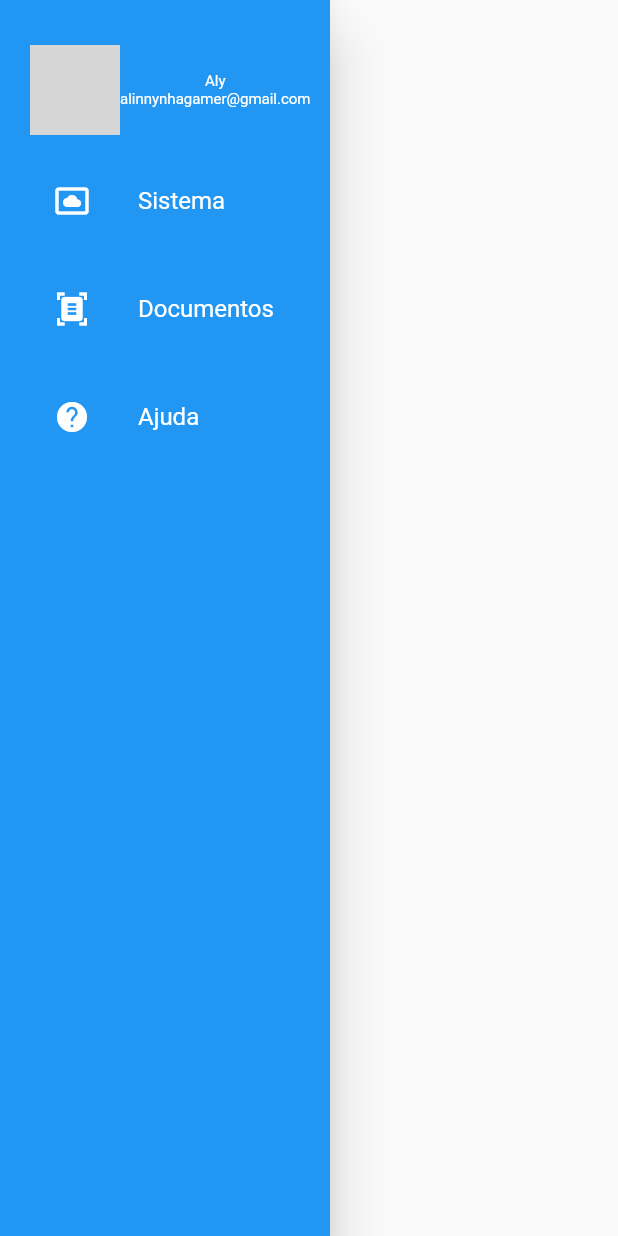
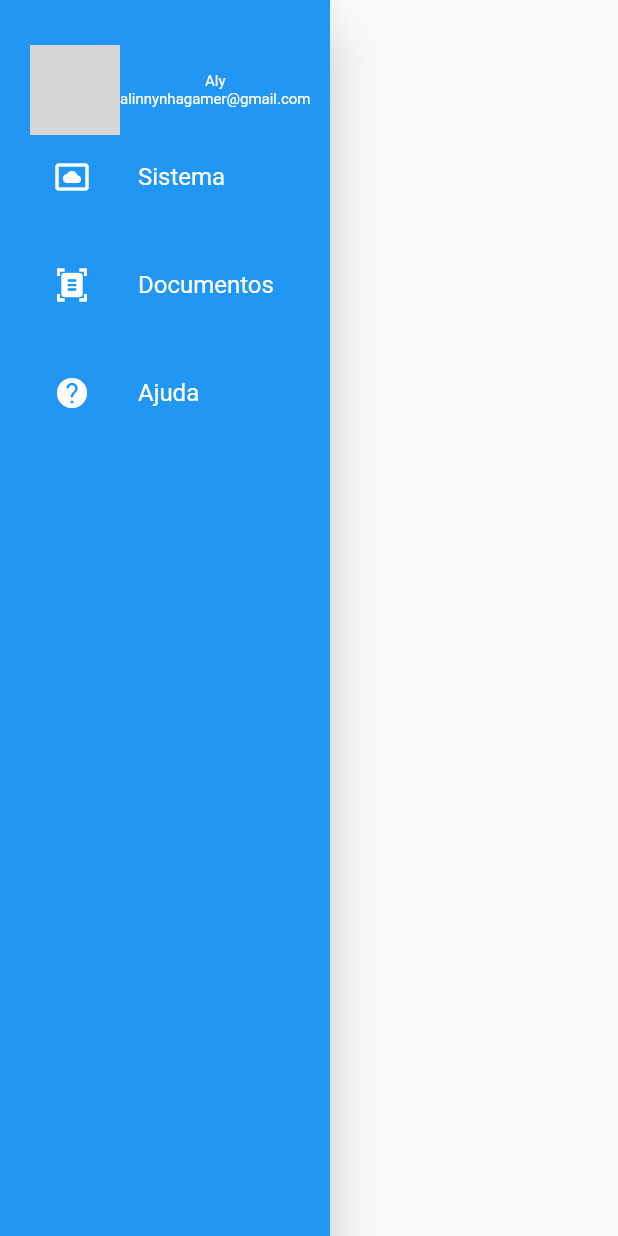
Before and after one commit to Rynnila/AulaFlutter, a Flutter app: the NewMenu widget shown alone on an empty page, opened directly, on a phone screen of 412 x 824 dp. Run offline on Flutter 3.47's test engine with Material 2 defaults, Android fonts, the phone set to English and light mode, and no system bars; missing offline and left inert: dart:html; network calls fail; grey boxes are pictures that could not be loaded.

Commit message:
algumas mudanças no menu e na abinha de Sistema

```diff
--- a/lib/menu.dart
+++ b/lib/menu.dart
@@ -24,7 +24,7 @@ class NewMenu extends StatelessWidget {
                link: 'https://imagens.ne10.uol.com.br/veiculos/_midias/jpg/2022/01/03/597x330/1_cachorro-20389356.jpg',
                clique: ()=>itemSelecao(context, 4)),
                const SizedBox(
-                 height:16
+                 width:20
                ),
               menuItem(texto: "Sistema", icone: Icons.settings_system_daydream,
               clique: ()=>itemSelecao(context, 1)),
@@ -74,7 +74,7 @@ class NewMenu extends StatelessWidget {
       required String nome,
       required String email,
       required String link,
-      required VoidCallback clique,
+      required VoidCallback? clique,
     }) =>
       InkWell(
         onTap: clique,
--- a/lib/sistema.dart
+++ b/lib/sistema.dart
@@ -1,5 +1,6 @@
 import 'package:flutter/cupertino.dart';
 import 'package:flutter/material.dart';
+import 'package:flutter_application_1/menu.dart';
 
 class Sistema extends StatelessWidget {
   const Sistema({ Key? key}) : super(key: key);
@@ -7,7 +8,10 @@ class Sistema extends StatelessWidget {
   @override
   Widget build(BuildContext context) {
     return Scaffold(
-
+      appBar: AppBar(
+        title: Text('Sistema'),
+      ),
+      drawer: NewMenu(),
     );
   }
 }
```
